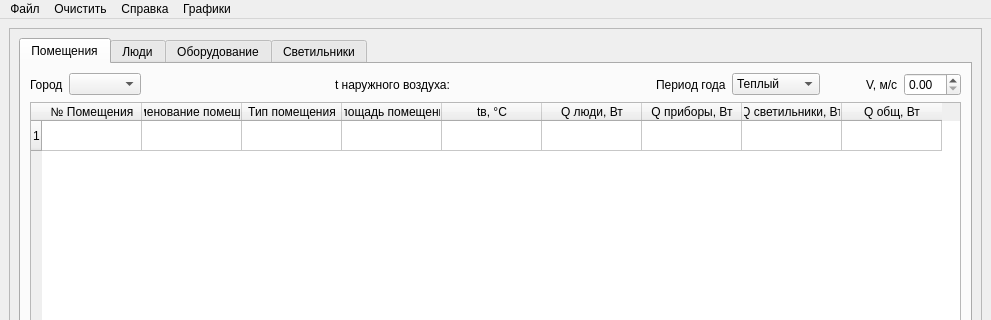
The window that mygui.ui (FrostEasy54/heat_input) describes before a commit, drawn with Qt 5; both pictures show x 0 to 991 and y 0 to 320 of the 991 by 692 pixel window.
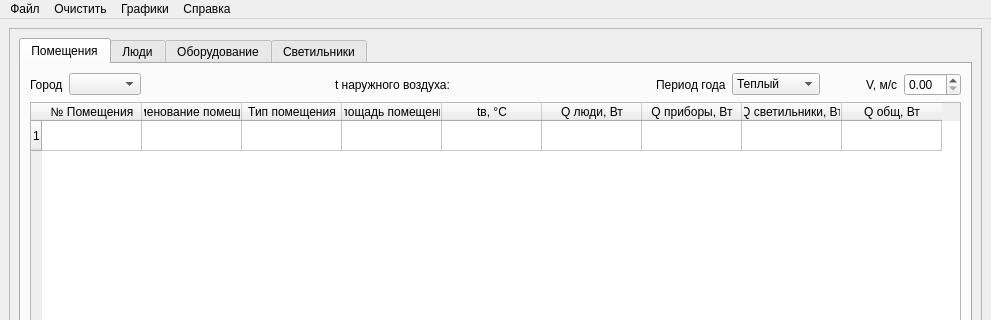
The same window after the commit.

Commit message: added bar graph function

Diff of the .ui file:
```diff
--- a/mygui.ui
+++ b/mygui.ui
@@ -529,8 +529,8 @@
    </widget>
    <addaction name="menu"/>
    <addaction name="clear"/>
-   <addaction name="about"/>
    <addaction name="graphs"/>
+   <addaction name="about"/>
   </widget>
   <widget class="QStatusBar" name="statusbar"/>
   <action name="close_file">
```
Left out of the diff: 3 changed lines with no effect on the pictures. The commit also changes 2 other files.
